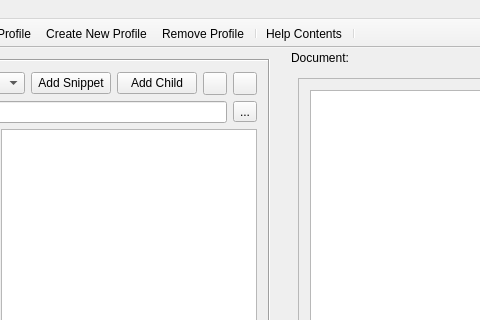
The window that GCXMLGenerator/gcmainwindow.ui (goblincoding/xmlmill) describes before a commit, drawn with Qt 5; both pictures show x 510 to 990 and y 0 to 320 of the 1099 by 659 pixel window.
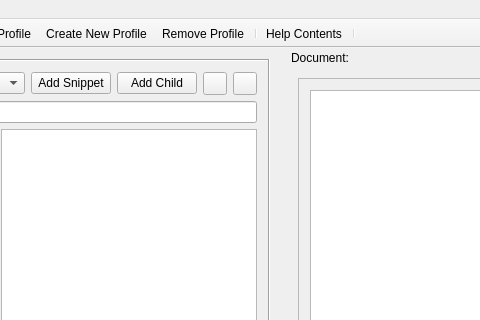
The same window after the commit. Icons and pictures are not drawn. Custom widgets are drawn as their Qt base class.

Commit message: Made comment use more intuitive.

What changed in the file:
```diff
--- a/GCXMLGenerator/gcmainwindow.ui
+++ b/GCXMLGenerator/gcmainwindow.ui
@@ -96,17 +96,6 @@
            </property>
           </widget>
          </item>
-         <item>
-          <widget class="QToolButton" name="showCommentHelpButton">
-           <property name="text">
-            <string>...</string>
-           </property>
-           <property name="icon">
-            <iconset resource="resources/gcresources.qrc">
-             <normaloff>:/resources/helpicon.png</normaloff>:/resources/helpicon.png</iconset>
-           </property>
-          </widget>
-         </item>
         </layout>
        </item>
        <item>
```
The commit also changes 4 other files.
